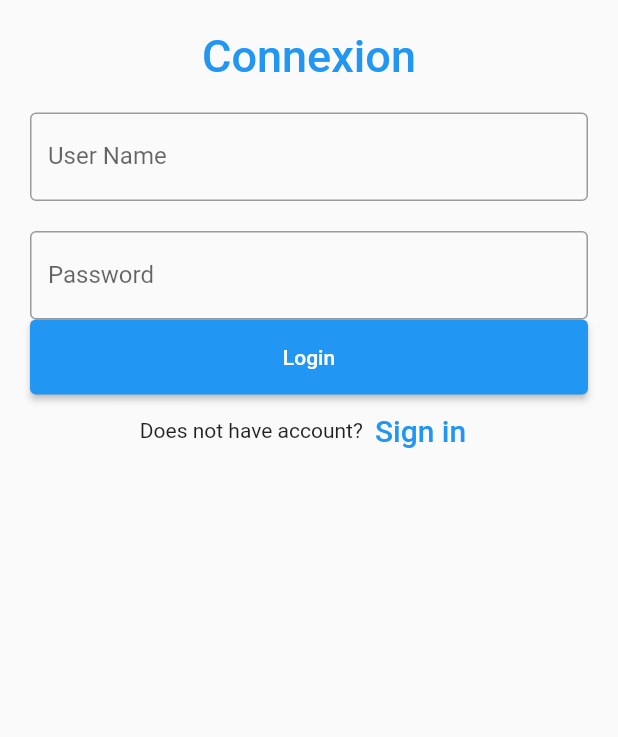
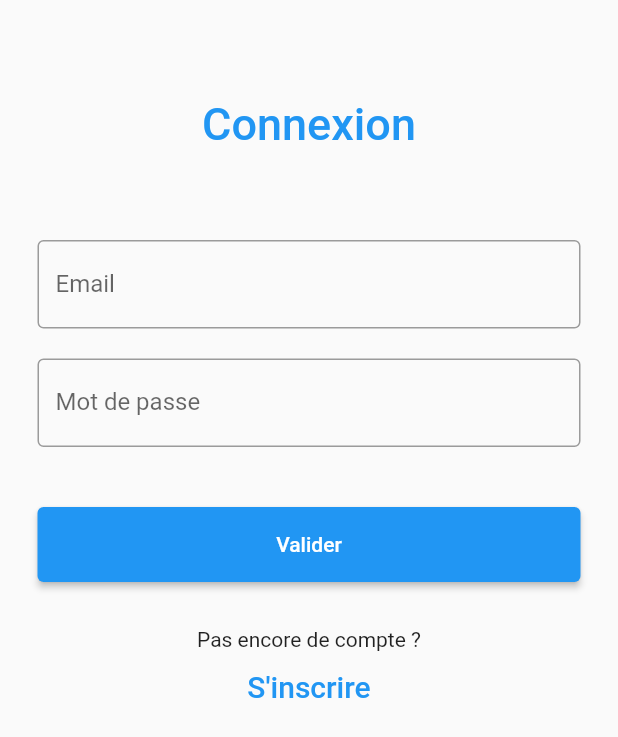
Before and after one commit to BONNEFONDHywel/backlog_flutter_avance, a Flutter app: the MyStatefulWidget widget shown alone on an empty page, opened directly, on a phone screen of 412 x 824 dp. Shown: the top 737 px of the screen. Run offline on Flutter 3.47's test engine with Material 2 defaults, Android fonts, the phone set to English and light mode, and no system bars; our stand-ins replace flutter_dotenv; missing offline and left inert: mongo_dart.

Commit message:
update login

```diff
--- a/lib/login.dart
+++ b/lib/login.dart
@@ -3,6 +3,7 @@ import 'package:flutter/material.dart';
 import 'db/db.dart';
 import 'package:flutter_dotenv/flutter_dotenv.dart';
 
+// Activation de la page avec base de données
 void main() async  {
   await dotenv.load(fileName: "assets/.env");
   var db = DbMongo();
@@ -13,15 +14,11 @@ void main() async  {
 class MainApp extends StatelessWidget {
   const MainApp({super.key});
 
-  static const String _title = "Sample text";
-
   @override
   Widget build(BuildContext context) {
-    return MaterialApp(
-      title: _title,
+    return const MaterialApp(
       home: Scaffold(
-        appBar: AppBar(title: const Text(_title)),
-        body: const MyStatefulWidget(),
+        body: MyStatefulWidget(),
       ),
     );
   }
@@ -41,45 +38,56 @@ class _MyStatefulWidgetState extends State<MyStatefulWidget> {
   @override
   Widget build(BuildContext context) {
     return Padding(
-        padding: const EdgeInsets.all(10),
+      padding: const EdgeInsets.all(15),
       child: ListView(
         children: <Widget>[
           Container(
             alignment: Alignment.center,
-                padding: const EdgeInsets.all(10),
+            padding: const EdgeInsets.only(
+                left: 10,
+                bottom: 50,
+                right: 10,
+                top: 50
+            ),
             child: const Text(
               'Connexion',
               style: TextStyle(
                   color: Colors.blue,
                   fontWeight: FontWeight.w500,
-                      fontSize: 30),
-                )),
+                  fontSize: 30
+              ),
+            )
+          ),
           Container(
             padding: const EdgeInsets.all(10),
             child: TextField(
               controller: nameController,
               decoration: const InputDecoration(
                 border: OutlineInputBorder(),
-                  labelText: 'User Name',
+                labelText: 'Email',
               ),
             ),
           ),
           Container(
-              padding: const EdgeInsets.fromLTRB(10, 10, 10, 0),
+            padding: const EdgeInsets.all(10),
             child: TextField(
               obscureText: true,
               controller: passwordController,
               decoration: const InputDecoration(
                 border: OutlineInputBorder(),
-                  labelText: 'Password',
+                labelText: 'Mot de passe',
               ),
             ),
           ),
           Container(
-                height: 50,
-                padding: const EdgeInsets.fromLTRB(10, 0, 10, 0),
+            height: 70,
+            padding: const EdgeInsets.all(10),
+            margin: const EdgeInsets.only(
+                top: 20,
+                bottom: 20
+            ),
             child: ElevatedButton(
-                  child: const Text('Login'),
+              child: const Text('Valider'),
               onPressed: () {
                 if (kDebugMode) {
                   print(nameController.text);
@@ -90,22 +98,22 @@ class _MyStatefulWidgetState extends State<MyStatefulWidget> {
               },
             )
           ),
-            Row(
+          Column(
             mainAxisAlignment: MainAxisAlignment.center,
             children: <Widget>[
-                const Text('Does not have account?'),
+              const Text('Pas encore de compte ?'),
               TextButton(
                 child: const Text(
-                    'Sign in',
+                  "S'inscrire",
                   style: TextStyle(fontSize: 20),
                 ),
                 onPressed: () {
-                    //signup screen
                 },
               )
             ],
           ),
         ],
-        ));
+      )
+    );
   }
 }
```
Lines whose indentation alone changed are shown as unchanged.
